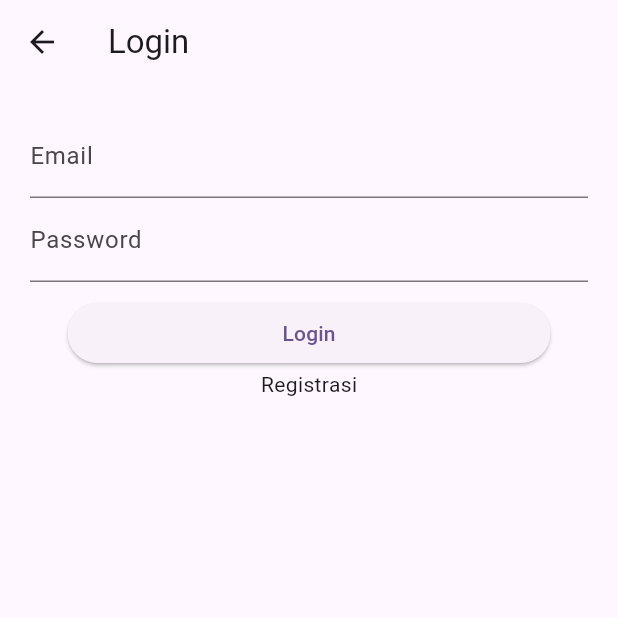
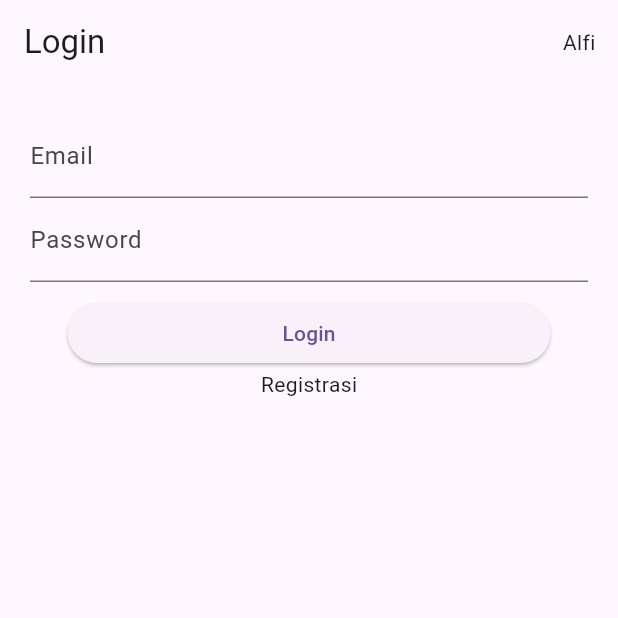
Before and after one commit to shizucc/Pemob-Tugas4, a Flutter app: the LoginPage screen opened directly, on a phone screen of 412 x 824 dp, the top half of it. Run offline on Flutter 3.47's test engine with Material 2 defaults, Android fonts, the phone set to English and light mode, and no system bars.

Commit message:
litte bit changes

```diff
--- a/lib/main.dart
+++ b/lib/main.dart
@@ -35,7 +35,8 @@ class MyApp extends StatelessWidget {
           colorScheme: ColorScheme.fromSeed(seedColor: Colors.deepPurple),
           useMaterial3: true,
         ),
-        home: const ProductList());
+        debugShowCheckedModeBanner: false,
+        home: const LoginPage());
   }
 }
 
--- a/lib/ui/login_page.dart
+++ b/lib/ui/login_page.dart
@@ -1,5 +1,6 @@
 import 'package:flutter/material.dart';
 import 'package:p3/ui/registrasi_page.dart';
+import 'package:p3/ui/widgets/name_appbar.dart';
 
 class LoginPage extends StatefulWidget {
   const LoginPage({super.key});
@@ -56,6 +57,7 @@ class _LoginPageState extends State<LoginPage> {
     return Scaffold(
       appBar: AppBar(
         title: Text("Login"),
+        actions: [myName()],
       ),
       body: SafeArea(
         child: Padding(
--- a/lib/ui/product_detail.dart
+++ b/lib/ui/product_detail.dart
@@ -1,6 +1,7 @@
 import 'package:flutter/material.dart';
 import 'package:p3/model/product.dart';
 import 'package:p3/ui/product_form.dart';
+import 'package:p3/ui/widgets/name_appbar.dart';
 
 class ProductDetail extends StatefulWidget {
   Product? produk;
@@ -16,7 +17,8 @@ class _ProductDetailState extends State<ProductDetail> {
   Widget build(BuildContext context) {
     return Scaffold(
       appBar: AppBar(
-        title: Text("Detail Produk"),
+        title: const Text("Detail Produk"),
+        actions: [myName()],
       ),
       body: Center(
         child: Column(
--- a/lib/ui/product_form.dart
+++ b/lib/ui/product_form.dart
@@ -1,5 +1,6 @@
 import 'package:flutter/material.dart';
 import 'package:p3/model/product.dart';
+import 'package:p3/ui/widgets/name_appbar.dart';
 
 class ProductForm extends StatefulWidget {
   final Product? produk;
@@ -45,6 +46,7 @@ class _ProductFormState extends State<ProductForm> {
     return Scaffold(
       appBar: AppBar(
         title: Text(judul),
+        actions: [myName()],
       ),
       body: SingleChildScrollView(
         child: Padding(
--- a/lib/ui/product_list.dart
+++ b/lib/ui/product_list.dart
@@ -17,6 +17,10 @@ class _ProductListState extends State<ProductList> {
       appBar: AppBar(
         title: Text("List Product"),
         actions: [
+          Padding(
+            padding: EdgeInsets.only(right: 15),
+            child: Text("Alfi"),
+          ),
           IconButton(
               onPressed: () async {
                 Navigator.push(context,
--- a/lib/ui/registrasi_page.dart
+++ b/lib/ui/registrasi_page.dart
@@ -1,4 +1,5 @@
 import 'package:flutter/material.dart';
+import 'package:p3/ui/widgets/name_appbar.dart';
 
 class RegistrationPage extends StatefulWidget {
   const RegistrationPage({super.key});
@@ -85,6 +86,7 @@ class _RegistrationPageState extends State<RegistrationPage> {
     return Scaffold(
       appBar: AppBar(
         title: const Text("Registration Page"),
+        actions: [myName()],
       ),
       body: Padding(
         padding: const EdgeInsets.all(15),
--- /dev/null
+++ b/lib/ui/widgets/name_appbar.dart
@@ -0,0 +1,8 @@
+import 'package:flutter/material.dart';
+
+Widget myName() {
+  return const Padding(
+    padding: EdgeInsets.only(right: 15),
+    child: Text("Alfi"),
+  );
+}
```
